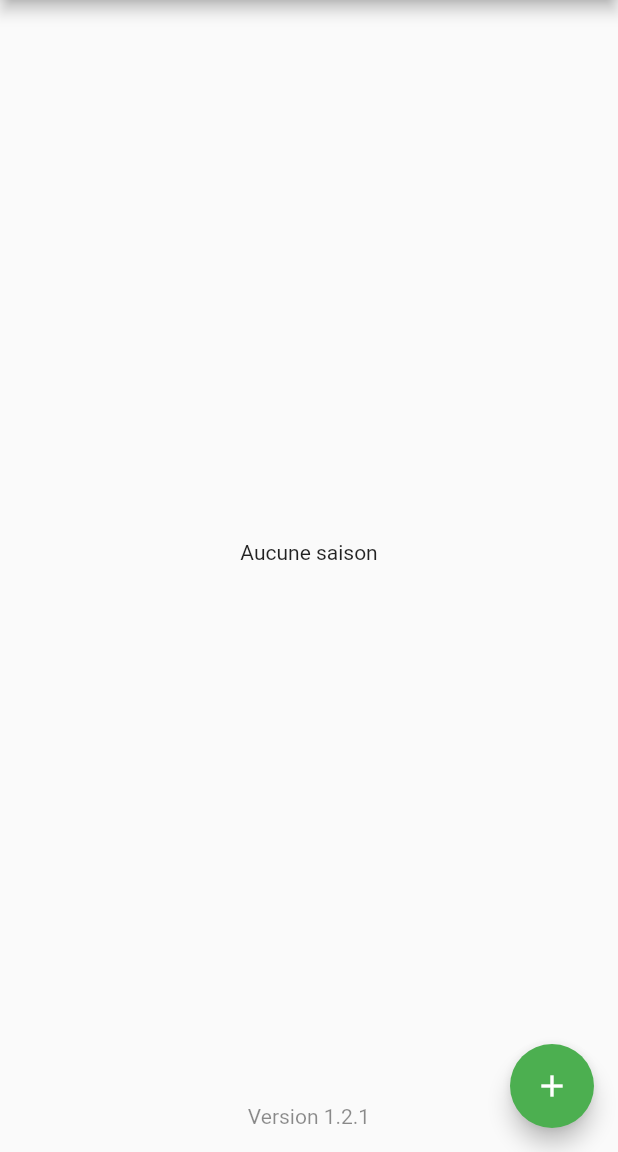
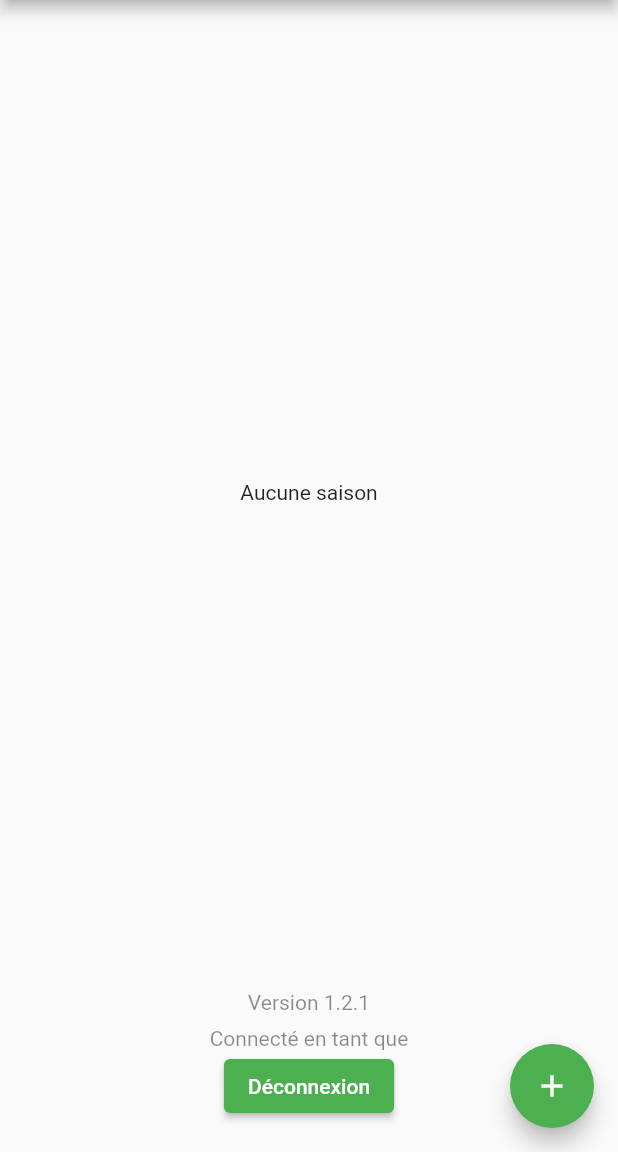
Before and after one commit to NiTnEuQs/footrack_flutter, a Flutter app: the SeasonsListPage screen opened directly, on a phone screen of 412 x 824 dp, the part 84-1236 px from its top. Run offline on Flutter 3.47's test engine with Material 3 defaults, Android fonts, the phone set to English and light mode, and no system bars; our stand-ins replace cloud_firestore, firebase_auth, firebase_core, firebase_remote_config, flutter_riverpod, freezed_annotation and 2 more; missing offline and left inert: flamingo, flamingo_annotation; accounts and stored records are empty; network calls fail; statements that could not run were skipped.

```diff
--- a/lib/pages/page_seasons_list.dart
+++ b/lib/pages/page_seasons_list.dart
@@ -1,16 +1,17 @@
-import 'dart:async';
+import "dart:async";
 
-import 'package:flutter/material.dart';
-import 'package:flutter_riverpod/flutter_riverpod.dart';
-import 'package:footrack_front/components/alert_season.dart';
-import 'package:footrack_front/components/generics/generic_error.dart';
-import 'package:footrack_front/components/generics/generic_loading.dart';
-import 'package:footrack_front/core/ui/spacings.dart';
-import 'package:footrack_front/database/ft_providers.dart';
-import 'package:footrack_front/extensions/date_extensions.dart';
-import 'package:footrack_front/models/extensions/season_extension.dart';
-import 'package:footrack_front/models/season.dart';
-import 'package:footrack_front/pages/page_season_dashboard.dart';
+import "package:firebase_auth/firebase_auth.dart";
+import "package:flutter/material.dart";
+import "package:flutter_riverpod/flutter_riverpod.dart";
+import "package:footrack_front/components/alert_season.dart";
+import "package:footrack_front/components/generics/generic_error.dart";
+import "package:footrack_front/components/generics/generic_loading.dart";
+import "package:footrack_front/core/ui/spacings.dart";
+import "package:footrack_front/database/ft_providers.dart";
+import "package:footrack_front/extensions/date_extensions.dart";
+import "package:footrack_front/models/extensions/season_extension.dart";
+import "package:footrack_front/models/season.dart";
+import "package:footrack_front/pages/page_season_dashboard.dart";
 
 class SeasonsListPage extends ConsumerStatefulWidget {
   const SeasonsListPage({super.key});
@@ -55,6 +56,7 @@ class _SeasonsListPageState extends ConsumerState<SeasonsListPage> {
 
   @override
   Widget build(BuildContext context) {
+    final user = ref.watch(userProvider);
     final version = ref.watch(packageInfoProvider)?.version;
     final seasonsStream = ref.watch(seasonsStreamProvider);
 
@@ -109,16 +111,41 @@ class _SeasonsListPageState extends ConsumerState<SeasonsListPage> {
                 loading: () => const Scaffold(body: GenericLoading()),
               ),
             ),
-            Text(
-              "Version $version",
-              style: const TextStyle(color: Colors.black45),
-            ),
+            if (version != null)
+              Padding(
+                padding: const EdgeInsets.symmetric(horizontal: Spacing.m, vertical: Spacing.xs2),
+                child: Text(
+                  "Version $version",
+                  style: const TextStyle(color: Colors.black45),
+                  textAlign: TextAlign.center,
+                ),
+              ),
+            if (user != null)
+              Padding(
+                padding: const EdgeInsets.symmetric(horizontal: Spacing.m, vertical: Spacing.xs2),
+                child: Column(
+                  children: [
+                    Text(
+                      "Connecté en tant que ${user.email}",
+                      style: const TextStyle(color: Colors.black45),
+                      textAlign: TextAlign.center,
+                    ),
+                    ElevatedButton(
+                      child: const Text("Déconnexion"),
+                      onPressed: () async {
+                        await FirebaseAuth.instance.signOut();
+                        ref.read(userProvider.notifier).state = null;
+                      },
+                    )
+                  ],
+                ),
+              ),
           ],
         ),
       ),
       floatingActionButton: FloatingActionButton(
         onPressed: _addSeason,
-        tooltip: 'Créer une saison',
+        tooltip: "Créer une saison",
         child: const Icon(Icons.add),
       ),
     );
```
Also changed, not shown: lib/database/ft_providers.dart (+18 -16 lines), lib/models/account.dart (+11 -9 lines), lib/pages/page_loading.dart (+18 -9 lines), lib/pages/page_login.dart (added, +31 -0 lines), 1 other file.
